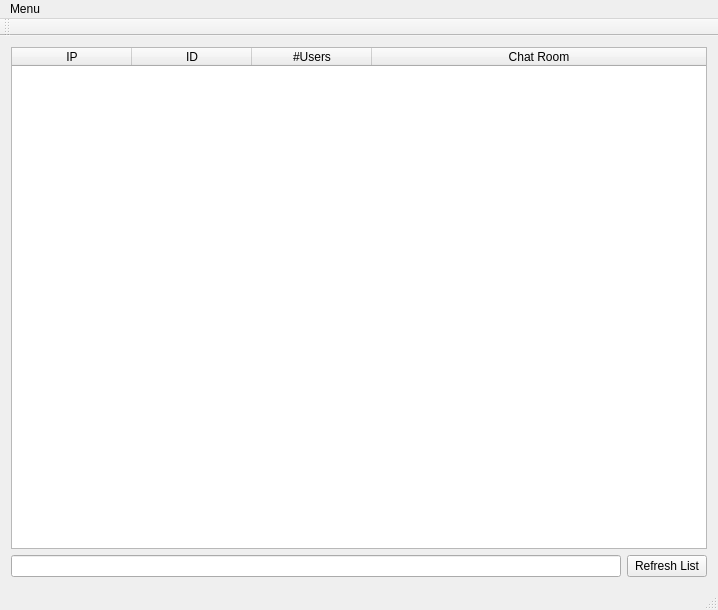
First picture: the form in tmChatGruppe4/mainwindow.ui, repository miiisch/TM2011C1.4, before the edit.
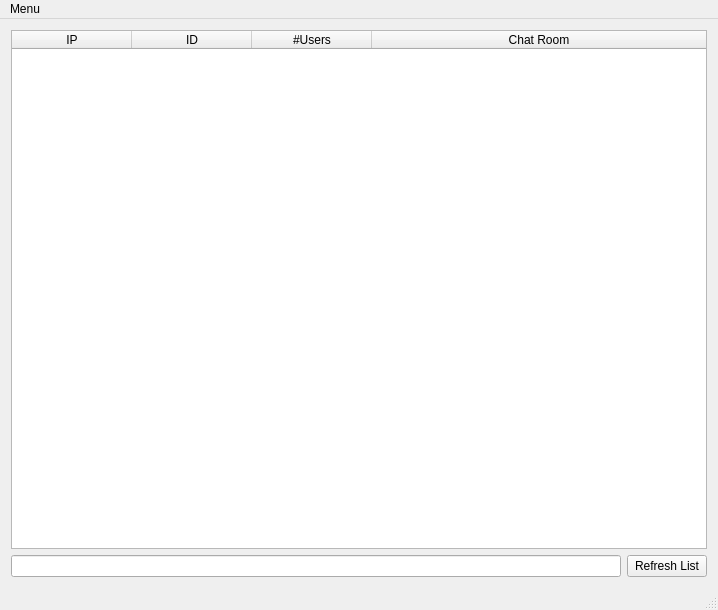
Second picture: the form after the edit.

Patch:
```diff
--- a/tmChatGruppe4/mainwindow.ui
+++ b/tmChatGruppe4/mainwindow.ui
@@ -99,14 +99,6 @@
    </widget>
    <addaction name="menuMenu"/>
   </widget>
-  <widget class="QToolBar" name="mainToolBar">
-   <attribute name="toolBarArea">
-    <enum>TopToolBarArea</enum>
-   </attribute>
-   <attribute name="toolBarBreak">
-    <bool>false</bool>
-   </attribute>
-  </widget>
   <widget class="QStatusBar" name="statusBar"/>
   <action name="actionCreate_ChatRoom">
    <property name="text">
```
Left out of the diff: 2 changed lines with no effect on the pictures.
